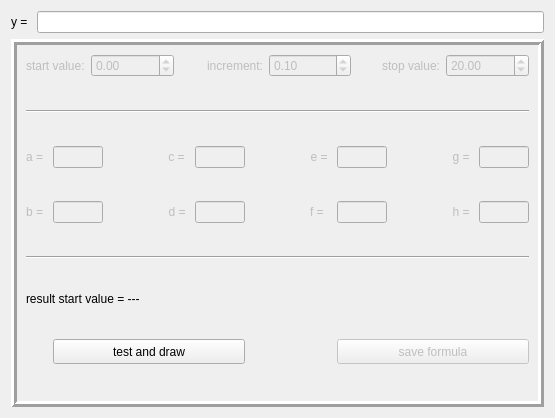
Old version of the form examples/matchingPursuit/formulaeditor.ui in the repository mne-tools/mne-cpp.
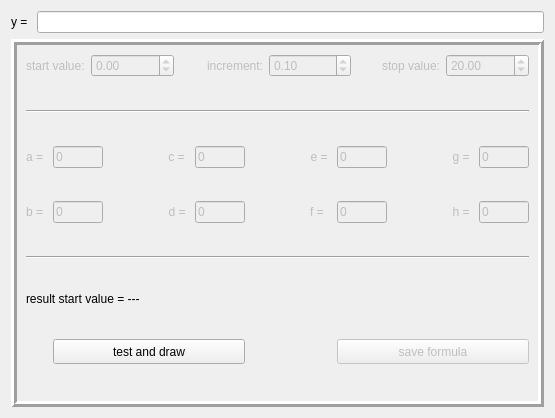
New version of the form. Icons and pictures are not drawn.

```diff
--- a/examples/matchingPursuit/formulaeditor.ui
+++ b/examples/matchingPursuit/formulaeditor.ui
@@ -350,6 +350,9 @@
               <height>16777215</height>
              </size>
             </property>
+            <property name="text">
+             <string>0</string>
+            </property>
            </widget>
           </item>
           <item row="1" column="7">
@@ -375,6 +378,9 @@
               <height>16777215</height>
              </size>
             </property>
+            <property name="text">
+             <string>0</string>
+            </property>
            </widget>
           </item>
           <item row="1" column="10">
@@ -400,6 +406,9 @@
               <height>16777215</height>
              </size>
             </property>
+            <property name="text">
+             <string>0</string>
+            </property>
            </widget>
           </item>
           <item row="2" column="1">
@@ -425,6 +434,9 @@
               <height>16777215</height>
              </size>
             </property>
+            <property name="text">
+             <string>0</string>
+            </property>
            </widget>
           </item>
           <item row="2" column="4">
@@ -450,6 +462,9 @@
               <height>16777215</height>
              </size>
             </property>
+            <property name="text">
+             <string>0</string>
+            </property>
            </widget>
           </item>
           <item row="2" column="7">
@@ -475,6 +490,9 @@
               <height>16777215</height>
              </size>
             </property>
+            <property name="text">
+             <string>0</string>
+            </property>
            </widget>
           </item>
           <item row="2" column="10">
@@ -500,6 +518,9 @@
               <height>16777215</height>
              </size>
             </property>
+            <property name="text">
+             <string>0</string>
+            </property>
            </widget>
           </item>
           <item row="4" column="0" colspan="11">
@@ -602,6 +623,9 @@
               <height>16777215</height>
              </size>
             </property>
+            <property name="text">
+             <string>0</string>
+            </property>
            </widget>
           </item>
           <item row="5" column="0" colspan="11">
```
